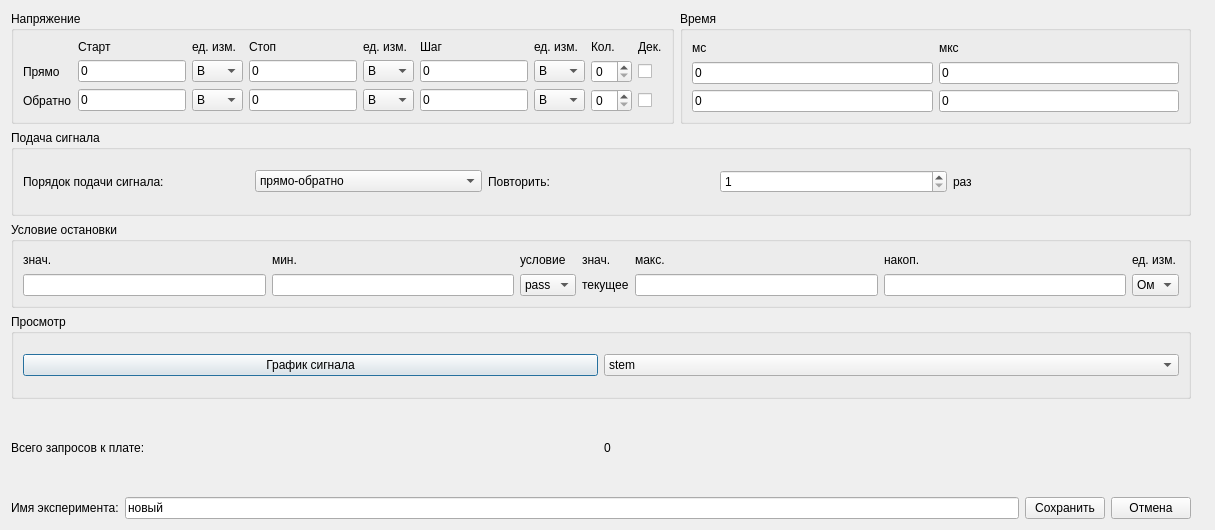
This is gui/uies/signal.ui in neurocomputer/MemriBoard as Qt 5 draws it before an edit. The edited form follows.
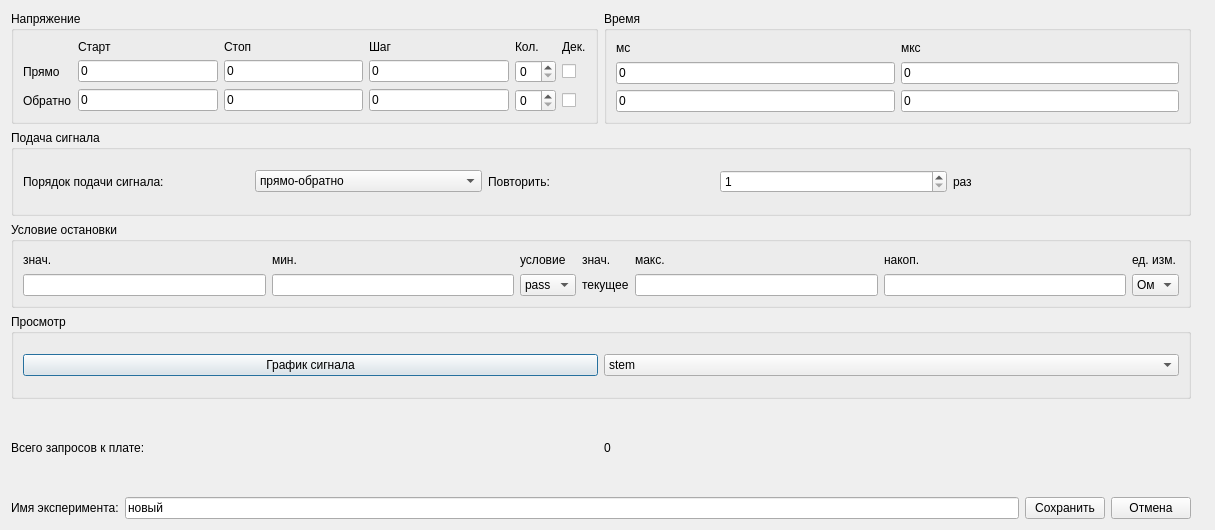
This is the edited form. Icons and pictures are not drawn.

Commit message: comboboxes replaced with custom qlineedits

```diff
--- a/gui/uies/signal.ui
+++ b/gui/uies/signal.ui
@@ -30,20 +30,76 @@
              <layout class="QVBoxLayout" name="verticalLayout_8">
               <item>
                <layout class="QGridLayout" name="gridLayout">
-                <item row="1" column="3">
+                <item row="2" column="5">
+                 <widget class="QCheckBox" name="forward_dec">
+                  <property name="text">
+                   <string/>
+                  </property>
+                 </widget>
+                </item>
+                <item row="3" column="2">
+                 <widget class="QLineEdit" name="backward_stop">
+                  <property name="text">
+                   <string>0</string>
+                  </property>
+                 </widget>
+                </item>
+                <item row="2" column="3">
+                 <widget class="QLineEdit" name="forward_step">
+                  <property name="text">
+                   <string>0</string>
+                  </property>
+                 </widget>
+                </item>
+                <item row="2" column="2">
+                 <widget class="QLineEdit" name="forward_stop">
+                  <property name="text">
+                   <string>0</string>
+                  </property>
+                 </widget>
+                </item>
+                <item row="1" column="5">
+                 <widget class="QLabel" name="label_7">
+                  <property name="text">
+                   <string>Дек.</string>
+                  </property>
+                 </widget>
+                </item>
+                <item row="3" column="5">
+                 <widget class="QCheckBox" name="backward_dec">
+                  <property name="text">
+                   <string/>
+                  </property>
+                 </widget>
+                </item>
+                <item row="3" column="3">
+                 <widget class="QLineEdit" name="backward_step">
+                  <property name="text">
+                   <string>0</string>
+                  </property>
+                 </widget>
+                </item>
+                <item row="1" column="2">
                  <widget class="QLabel" name="label_4">
                   <property name="text">
                    <string>Стоп</string>
                   </property>
                  </widget>
                 </item>
-                <item row="1" column="7">
+                <item row="1" column="4">
                  <widget class="QLabel" name="label_6">
                   <property name="text">
                    <string>Кол.</string>
                   </property>
                  </widget>
                 </item>
+                <item row="1" column="3">
+                 <widget class="QLabel" name="label_5">
+                  <property name="text">
+                   <string>Шаг</string>
+                  </property>
+                 </widget>
+                </item>
                 <item row="2" column="0">
                  <widget class="QLabel" name="label_10">
                   <property name="text">
@@ -51,13 +107,6 @@
                   </property>
                  </widget>
                 </item>
-                <item row="1" column="5">
-                 <widget class="QLabel" name="label_5">
-                  <property name="text">
-                   <string>Шаг</string>
-                  </property>
-                 </widget>
-                </item>
                 <item row="1" column="1">
                  <widget class="QLabel" name="label_3">
                   <property name="text">
@@ -65,9 +114,16 @@
                   </property>
                  </widget>
                 </item>
-                <item row="2" column="7">
+                <item row="2" column="4">
                  <widget class="QSpinBox" name="forward_count"/>
                 </item>
+                <item row="2" column="1">
+                 <widget class="QLineEdit" name="forward_start">
+                  <property name="text">
+                   <string>0</string>
+                  </property>
+                 </widget>
+                </item>
                 <item row="3" column="0">
                  <widget class="QLabel" name="label_11">
                   <property name="text">
@@ -82,229 +138,8 @@
                   </property>
                  </widget>
                 </item>
-                <item row="2" column="1">
-                 <widget class="QLineEdit" name="forward_start">
-                  <property name="text">
-                   <string>0</string>
-                  </property>
-                 </widget>
-                </item>
-                <item row="3" column="7">
-                 <widget class="QSpinBox" name="backward_count"/>
-                </item>
-                <item row="2" column="3">
-                 <widget class="QLineEdit" name="forward_stop">
-                  <property name="text">
-                   <string>0</string>
-                  </property>
-                 </widget>
-                </item>
-                <item row="3" column="3">
-                 <widget class="QLineEdit" name="backward_stop">
-                  <property name="text">
-                   <string>0</string>
-                  </property>
-                 </widget>
-                </item>
-                <item row="2" column="5">
-                 <widget class="QLineEdit" name="forward_step">
-                  <property name="text">
-                   <string>0</string>
-                  </property>
-                 </widget>
-                </item>
-                <item row="1" column="8">
-                 <widget class="QLabel" name="label_7">
-                  <property name="text">
-                   <string>Дек.</string>
-                  </property>
-                 </widget>
-                </item>
-                <item row="2" column="8">
-                 <widget class="QCheckBox" name="forward_dec">
-                  <property name="text">
-                   <string/>
-                  </property>
-                 </widget>
-                </item>
-                <item row="3" column="8">
-                 <widget class="QCheckBox" name="backward_dec">
-                  <property name="text">
-                   <string/>
-                  </property>
-                 </widget>
-                </item>
-                <item row="3" column="5">
-                 <widget class="QLineEdit" name="backward_step">
-                  <property name="text">
-                   <string>0</string>
-                  </property>
-                 </widget>
-                </item>
-                <item row="2" column="2">
-                 <widget class="QComboBox" name="combo_forward_start">
-                  <item>
-                   <property name="text">
-                    <string>В</string>
-                   </property>
-                  </item>
-                  <item>
-                   <property name="text">
-                    <string>кВ</string>
-                   </property>
-                  </item>
-                  <item>
-                   <property name="text">
-                    <string>мВ</string>
-                   </property>
-                  </item>
-                  <item>
-                   <property name="text">
-                    <string>мкВ</string>
-                   </property>
-                  </item>
-                 </widget>
-                </item>
-                <item row="3" column="2">
-                 <widget class="QComboBox" name="combo_backward_start">
-                  <item>
-                   <property name="text">
-                    <string>В</string>
-                   </property>
-                  </item>
-                  <item>
-                   <property name="text">
-                    <string>кВ</string>
-                   </property>
-                  </item>
-                  <item>
-                   <property name="text">
-                    <string>мВ</string>
-                   </property>
-                  </item>
-                  <item>
-                   <property name="text">
-                    <string>мкВ</string>
-                   </property>
-                  </item>
-                 </widget>
-                </item>
                 <item row="3" column="4">
-                 <widget class="QComboBox" name="combo_backward_stop">
-                  <item>
-                   <property name="text">
-                    <string>В</string>
-                   </property>
-                  </item>
-                  <item>
-                   <property name="text">
-                    <string>кВ</string>
-                   </property>
-                  </item>
-                  <item>
-                   <property name="text">
-                    <string>мВ</string>
-                   </property>
-                  </item>
-                  <item>
-                   <property name="text">
-                    <string>мкВ</string>
-                   </property>
-                  </item>
-                 </widget>
-                </item>
-                <item row="2" column="4">
-                 <widget class="QComboBox" name="combo_forward_stop">
-                  <item>
-                   <property name="text">
-                    <string>В</string>
-                   </property>
-                  </item>
-                  <item>
-                   <property name="text">
-                    <string>кВ</string>
-                   </property>
-                  </item>
-                  <item>
-                   <property name="text">
-                    <string>мВ</string>
-                   </property>
-                  </item>
-                  <item>
-                   <property name="text">
-                    <string>мкВ</string>
-                   </property>
-                  </item>
-                 </widget>
-                </item>
-                <item row="2" column="6">
-                 <widget class="QComboBox" name="combo_forward_step">
-                  <item>
-                   <property name="text">
-                    <string>В</string>
-                   </property>
-                  </item>
-                  <item>
-                   <property name="text">
-                    <string>кВ</string>
-                   </property>
-                  </item>
-                  <item>
-                   <property name="text">
-                    <string>мВ</string>
-                   </property>
-                  </item>
-                  <item>
-                   <property name="text">
-                    <string>мкВ</string>
-                   </property>
-                  </item>
-                 </widget>
-                </item>
-                <item row="3" column="6">
-                 <widget class="QComboBox" name="combo_backward_step">
-                  <item>
-                   <property name="text">
-                    <string>В</string>
-                   </property>
-                  </item>
-                  <item>
-                   <property name="text">
-                    <string>кВ</string>
-                   </property>
-                  </item>
-                  <item>
-                   <property name="text">
-                    <string>мВ</string>
-                   </property>
-                  </item>
-                  <item>
-                   <property name="text">
-                    <string>мкВ</string>
-                   </property>
-                  </item>
-                 </widget>
-                </item>
-                <item row="1" column="2">
-                 <widget class="QLabel" name="label_18">
-                  <property name="text">
-                   <string>ед. изм.</string>
-                  </property>
-                 </widget>
-                </item>
-                <item row="1" column="4">
-                 <widget class="QLabel" name="label_19">
-                  <property name="text">
-                   <string>ед. изм.</string>
-                  </property>
-                 </widget>
-                </item>
-                <item row="1" column="6">
-                 <widget class="QLabel" name="label_20">
-                  <property name="text">
-                   <string>ед. изм.</string>
-                  </property>
-                 </widget>
+                 <widget class="QSpinBox" name="backward_count"/>
                 </item>
                </layout>
               </item>
```
The commit also changes 1 other file.
